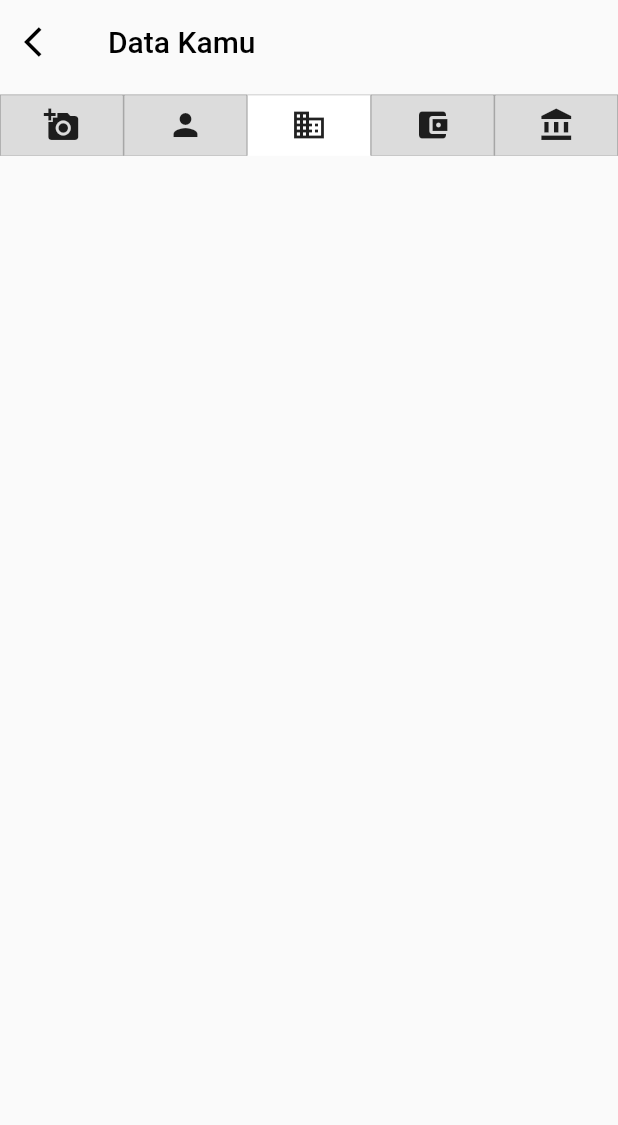
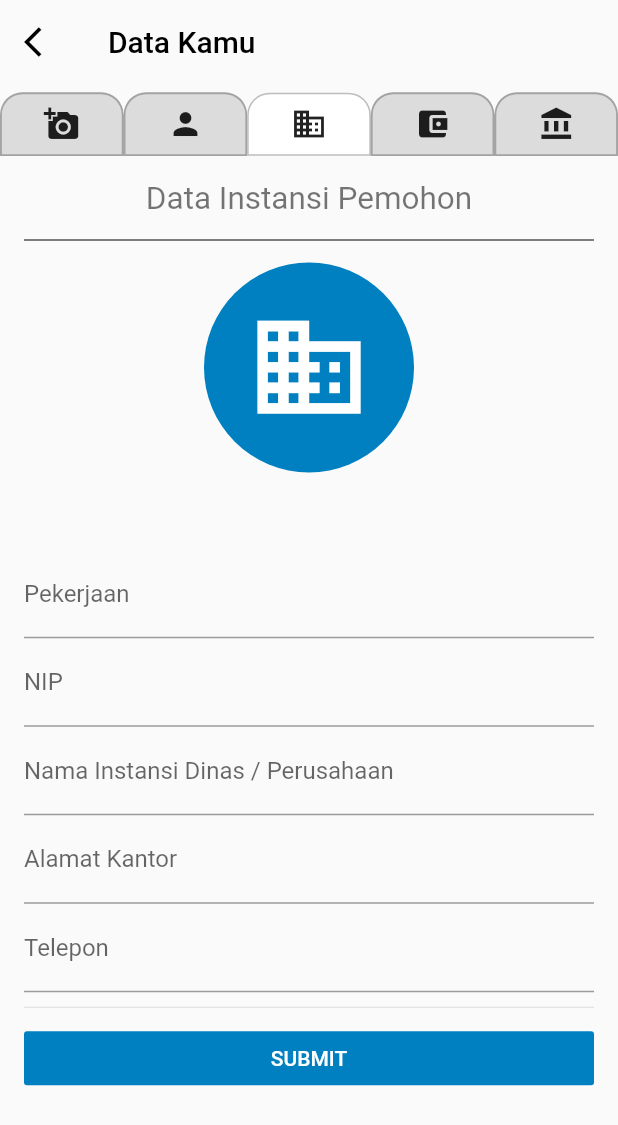
Before and after one commit to Zersya/prototypeBJB, a Flutter app: the ProfilePage screen opened directly, after a tap on the "person" icon, after a tap on the "business" icon, on a phone screen of 412 x 824 dp. Shown: the top 1125 px of the screen. Run offline on Flutter 3.47's test engine with Material 2 defaults, Android fonts, the phone set to English and light mode, and no system bars; our stand-ins replace carousel_slider, image_picker, material_design_icons_flutter, sqflite; accounts and stored records are empty.

Commit message:
update instansi

```diff
--- a/lib/pages/profile_page.dart
+++ b/lib/pages/profile_page.dart
@@ -1,5 +1,6 @@
 import 'package:flutter/material.dart';
 import 'package:material_design_icons_flutter/material_design_icons_flutter.dart';
+import 'package:prototype_bjb/screens/datainstansi_screen.dart';
 import 'package:prototype_bjb/screens/dataktpnpwp_screen.dart';
 import 'package:prototype_bjb/screens/datapemohon_screen.dart';
 import 'package:prototype_bjb/utils/constant.dart';
@@ -51,10 +52,9 @@ class _ProfilePageState extends State<ProfilePage> {
             children: <Widget>[
               DataKtpNpwpScreen(),
               DataPemohonScreen(),
+              DataInstansiScreen(),
               Container(),
               Container(),
-              Container(),
-
             ],
             sizing: StackFit.loose,
           ),
@@ -74,23 +74,28 @@ class _ProfilePageState extends State<ProfilePage> {
         child: Container(
             padding: EdgeInsets.all(8),
             decoration: BoxDecoration(
-                border: Border(
-                    top: BorderSide(
-                      color: Colors.black26,
-                      width: 0.5,
-                    ),
-                    bottom: BorderSide(
-                      color: isActive ? Colors.white : Colors.black12,
-                      width: 0.5,
-                    ),
-                    left: BorderSide(
-                      color: Colors.black26,
-                      width: 0.5,
-                    ),
-                    right: BorderSide(
-                      color: Colors.black26,
-                      width: 0.5,
-                    )),
+                borderRadius: BorderRadius.only(
+                    topLeft: Radius.circular(15),
+                    topRight: Radius.circular(15)),
+                border: Border.all(
+                    color: Colors.black26, width: isActive ? 1 : 1.25),
+                // border: Border(
+                //     top: BorderSide(
+                //       color: Colors.black26,
+                //       width: 1.25,
+                //     ),
+                //     bottom: BorderSide(
+                //       color: isActive ? Colors.white : Colors.black12,
+                //       width: 1.25,
+                //     ),
+                //     left: BorderSide(
+                //       color: Colors.black26,
+                //       width: 1.25,
+                //     ),
+                //     right: BorderSide(
+                //       color: Colors.black26,
+                //       width: 1.25,
+                //     )),
                 color: isActive ? Colors.white : Colors.black12),
             child: Icon(_icon)),
       ),
--- a/lib/provider/profile_db.dart
+++ b/lib/provider/profile_db.dart
@@ -17,6 +17,11 @@ final String columnNPWP = 'npwp';
 final String columnNamaIbu = 'nama_ibu';
 final String columnAlamatDomisil = 'alamat_domisil';
 final String columnTelepon = 'telepon';
+final String columnPekerjaan = 'pekerjaan';
+final String columnNIP = 'nip';
+final String columnNamaInstansi = 'nama_instansi';
+final String columnalamatKantor = 'alamat_kantor';
+final String columnTeleponKantor = 'telepon_kantor';
 
 final String columnImgtKtp = 'imgktp';
 final String columnImgNpwp = 'imgnpwp';
@@ -29,12 +34,30 @@ class Profile {
   final String namaIbu;
   final String alamatDomisil;
   final String telepon;
+  final String pekerjaan;
+  final String nip;
+  final String namaInstansi;
+  final String alamatKantor;
+  final String teleponKantor;
 
   String imgktp;
   String imgnpwp;
 
-  Profile(this.nama, this.alamat, this.nik, this.npwp, this.imgktp,
-      this.imgnpwp, this.namaIbu, this.alamatDomisil, this.telepon);
+  Profile(
+      {this.nama,
+      this.alamat,
+      this.nik,
+      this.npwp,
+      this.imgktp,
+      this.imgnpwp,
+      this.namaIbu,
+      this.alamatDomisil,
+      this.telepon,
+      this.pekerjaan,
+      this.nip,
+      this.namaInstansi,
+      this.alamatKantor,
+      this.teleponKantor});
 
   set imageKtp(String base64) {
     imgktp = base64;
@@ -54,18 +77,28 @@ class Profile {
         columnTelepon: this.telepon,
         columnImgNpwp: this.imgnpwp,
         columnImgtKtp: this.imgktp,
+        columnTeleponKantor: this.teleponKantor,
+        columnPekerjaan: this.pekerjaan,
+        columnNIP: this.nip,
+        columnNamaInstansi: this.namaInstansi,
+        columnalamatKantor: this.alamatKantor
       };
 
   factory Profile.fromMap(Map _map) => Profile(
-      _map[columnNama],
-      _map[columnAlamat],
-      _map[columnNIK],
-      _map[columnNPWP],
-      _map[columnImgtKtp],
-      _map[columnImgNpwp],
-      _map[columnNamaIbu],
-      _map[columnAlamatDomisil],
-      _map[columnTelepon]);
+      nama: _map[columnNama],
+      alamat: _map[columnAlamat],
+      nik: _map[columnNIK],
+      npwp: _map[columnNPWP],
+      imgktp: _map[columnImgtKtp],
+      imgnpwp: _map[columnImgNpwp],
+      namaIbu: _map[columnNamaIbu],
+      alamatDomisil: _map[columnAlamatDomisil],
+      telepon: _map[columnTelepon],
+      alamatKantor: _map[columnalamatKantor],
+      namaInstansi: _map[columnNamaInstansi],
+      nip: _map[columnNIP],
+      pekerjaan: _map[columnPekerjaan],
+      teleponKantor: _map[columnTeleponKantor]);
 }
 
 class ProfileProvider {
@@ -80,6 +113,12 @@ class ProfileProvider {
   final controllerIbuKandung = TextEditingController();
   final controllerAlamatDomisil = TextEditingController();
   final controllerTelepon = TextEditingController();
+
+  final controllerPekerjaan = TextEditingController();
+  final controllerNIP = TextEditingController();
+  final controllerNamaInstansi = TextEditingController();
+  final controllerAlamatKantor = TextEditingController();
+  final controllerTeleponKantor = TextEditingController();
 
   File _imageKTP;
   File get imageKtp => _imageKTP;
@@ -104,9 +143,13 @@ class ProfileProvider {
     controllerTelepon.text = profile?.telepon ?? '';
     controllerIbuKandung.text = profile?.namaIbu ?? '';
     controllerAlamatDomisil.text = profile?.alamatDomisil ?? '';
-    imageKtpStr = profile.imgktp;
-    imageNpwpStr = profile.imgnpwp;
-
+    controllerAlamatKantor.text = profile?.alamatKantor ?? '';
+    controllerNamaInstansi.text = profile?.namaInstansi ?? '';
+    controllerNIP.text = profile?.nip ?? '';
+    controllerPekerjaan.text = profile?.pekerjaan ?? '';
+    controllerTeleponKantor.text = profile?.teleponKantor ?? '';
+    imageKtpStr = profile?.imgktp ?? null;
+    imageNpwpStr = profile?.imgnpwp ?? null;
   }
 
   Future<String> encodeImage(File _image, TypeImage _type) async {
@@ -135,6 +178,11 @@ class ProfileProvider {
           $columnNamaIbu text,
           $columnAlamatDomisil text,
           $columnTelepon text,
+          $columnalamatKantor text,
+          $columnNamaInstansi text,
+          $columnNIP text,
+          $columnPekerjaan text,
+          $columnTeleponKantor text,
           $columnImgNpwp text,
           $columnImgtKtp text)''');
     });
@@ -146,15 +194,20 @@ class ProfileProvider {
     if (_imageKTP != null) await encodeImage(_imageKTP, TypeImage.ktp);
 
     profile = Profile(
-        controllerNama.text,
-        controllerAlamat.text,
-        controllerNIK.text,
-        controllerNPWP.text,
-        imageKtpStr,
-        imageNpwpStr,
-        controllerIbuKandung.text,
-        controllerAlamatDomisil.text,
-        controllerTelepon.text);
+        nama: controllerNama.text,
+        alamat: controllerAlamat.text,
+        nik: controllerNIK.text,
+        npwp: controllerNPWP.text,
+        imgktp: imageKtpStr,
+        imgnpwp: imageNpwpStr,
+        namaIbu: controllerIbuKandung.text,
+        alamatDomisil: controllerAlamatDomisil.text,
+        telepon: controllerTelepon.text,
+        alamatKantor: controllerAlamatKantor.text,
+        namaInstansi: controllerNamaInstansi.text,
+        nip: controllerNIP.text,
+        pekerjaan: controllerPekerjaan.text,
+        teleponKantor: controllerTeleponKantor.text);
 
     int id = await db.insert(tableProfile, profile.toMap());
     print(id);
@@ -174,6 +227,11 @@ class ProfileProvider {
         columnTelepon,
         columnNamaIbu,
         columnAlamatDomisil,
+        columnalamatKantor,
+        columnNIP,
+        columnPekerjaan,
+        columnTeleponKantor,
+        columnNamaInstansi,
         columnImgNpwp,
         columnImgtKtp
       ],
--- /dev/null
+++ b/lib/screens/datainstansi_screen.dart
@@ -0,0 +1,93 @@
+import 'package:flutter/material.dart';
+import 'package:flutter/services.dart';
+import 'package:prototype_bjb/provider/profile_db.dart';
+import 'package:prototype_bjb/utils/constant.dart';
+import 'package:provider/provider.dart';
+
+class DataInstansiScreen extends StatefulWidget {
+  DataInstansiScreen({Key key}) : super(key: key);
+
+  _DataInstansiScreenState createState() => _DataInstansiScreenState();
+}
+
+class _DataInstansiScreenState extends State<DataInstansiScreen> {
+  ProfileProvider _provider;
+
+  @override
+  Widget build(BuildContext context) {
+    _provider = Provider.of<ProfileProvider>(context);
+
+    return SingleChildScrollView(
+      child: Column(
+        mainAxisAlignment: MainAxisAlignment.center,
+        children: <Widget>[
+          Text(
+            'Data Instansi Pemohon',
+            textAlign: TextAlign.center,
+            style: TextStyle(
+              color: Colors.black54,
+              fontSize: 21.0,
+            ),
+          ),
+          Divider(
+            color: Colors.black,
+            height: 30.0,
+          ),
+          CircleAvatar(
+            backgroundColor: Color(COLOR_MAIN),
+            radius: 70.0,
+            child: Icon(
+              Icons.business,
+              color: Colors.white,
+              size: MediaQuery.of(context).size.width / 5,
+            ),
+          ),
+          SizedBox(
+            height: MediaQuery.of(context).size.width / 8,
+          ),
+          TextFormField(
+            controller: _provider.controllerPekerjaan,
+            decoration: InputDecoration(labelText: 'Pekerjaan'),
+          ),
+          TextFormField(
+            controller: _provider.controllerNIP,
+            decoration: InputDecoration(labelText: 'NIP'),
+            keyboardType: TextInputType.number,
+            inputFormatters: [WhitelistingTextInputFormatter.digitsOnly],
+          ),
+          TextFormField(
+            controller: _provider.controllerNamaInstansi,
+            decoration:
+                InputDecoration(labelText: 'Nama Instansi Dinas / Perusahaan'),
+          ),
+          TextFormField(
+            controller: _provider.controllerAlamatKantor,
+            decoration: InputDecoration(labelText: 'Alamat Kantor'),
+          ),
+          TextFormField(
+            controller: _provider.controllerTeleponKantor,
+            decoration: InputDecoration(labelText: 'Telepon'),
+            keyboardType: TextInputType.phone,
+            inputFormatters: [WhitelistingTextInputFormatter.digitsOnly],
+          ),
+          Divider(
+            height: 20,
+          ),
+          Container(
+            width: double.infinity,
+            child: FlatButton(
+              color: Color(COLOR_MAIN),
+              child: Text(
+                'SUBMIT',
+                style: TextStyle(color: Colors.white),
+              ),
+              onPressed: () {
+                _provider.insert();
+              },
+            ),
+          )
+        ],
+      ),
+    );
+  }
+}
--- a/lib/screens/datapemohon_screen.dart
+++ b/lib/screens/datapemohon_screen.dart
@@ -56,7 +56,7 @@ class _DataPemohonScreenState extends State<DataPemohonScreen> {
                     : Text(
                         '${_provider.profile.nama[0].toUpperCase()} ${_provider.profile.nama[_provider.profile.nama.length - 1].toUpperCase()}',
                         style: TextStyle(
-                            fontSize: MediaQuery.of(context).size.width / 8),
+                            fontSize: MediaQuery.of(context).size.width / 8, color: Colors.white),
                       )),
             SizedBox(
               height: MediaQuery.of(context).size.width / 8,
```
